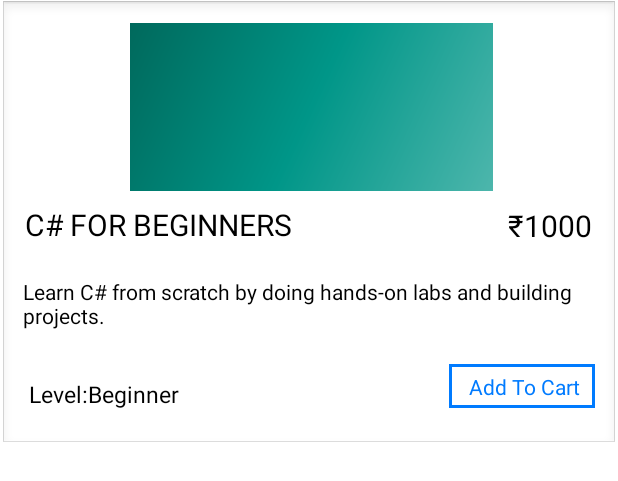
After one commit to ManiGautam/EdTechSpark, an Android app: the layout layout_course_recyclear_item.xml on its own in the app's theme, with its tools: preview values and no code run, on a phone screen of 412 x 824 dp. The commit adds this screen. Shown: the top 481 px of the screen. Run offline under Robolectric (Android 15) with nearby library versions, the phone set to English and light mode, and no system bars.

Commit message:
fixed bugs

```diff
--- a/app/build.gradle
+++ b/app/build.gradle
@@ -31,7 +31,6 @@ android {
 }
 
 dependencies{
-    implementation 'info.androidhive:fontawesome:0.0.5'
     implementation "com.squareup.okhttp3:logging-interceptor:3.9.0"
     implementation 'com.squareup.picasso:picasso:2.71828'
     implementation 'com.squareup.retrofit2:retrofit:2.9.0'
--- a/app/src/main/java/com/manijee/edtechspark/views/activities/LoginPage.java
+++ b/app/src/main/java/com/manijee/edtechspark/views/activities/LoginPage.java
@@ -131,6 +131,7 @@ public class LoginPage extends AppCompatActivity implements ValidateUserListener
     @Override
     public void onValidateUserSuccess(Response response) {
         preferenceManager.setInfo("email", validateUserResponsemodel.email);
+        preferenceManager.setInfo("id", String.valueOf(validateUserResponsemodel.id));
         preferenceManager.setInfo("name", validateUserResponsemodel.name);
         preferenceManager.setInfo("token",validateUserResponsemodel.token);
         progressBar.setVisibility(View.GONE);
--- a/app/src/main/res/drawable/border.xml
+++ b/app/src/main/res/drawable/border.xml
@@ -1,5 +1,7 @@
 <?xml version="1.0" encoding="utf-8"?>
 <shape xmlns:android="http://schemas.android.com/apk/res/android"
     android:shape="rectangle">
-    <stroke android:width="2dp" android:color="#007bff" />
+    <stroke android:width="2dp" android:color="#007bff"
+        />
+    <solid android:color="@color/white"/>
 </shape>
--- a/app/src/main/res/layout/fragment_mycourses.xml
+++ b/app/src/main/res/layout/fragment_mycourses.xml
@@ -8,10 +8,12 @@
 
 
     <androidx.recyclerview.widget.RecyclerView
+        android:id="@+id/courseviwers"
         android:layout_width="match_parent"
         android:layout_height="match_parent"
         app:layout_constraintBottom_toBottomOf="parent"
         app:layout_constraintEnd_toEndOf="parent"
         app:layout_constraintStart_toStartOf="parent"
-        app:layout_constraintTop_toTopOf="parent" />
+        app:layout_constraintTop_toTopOf="parent"
+        tools:listitem="@layout/layout_course_recyclear_item"/>
 </androidx.constraintlayout.widget.ConstraintLayout>
--- /dev/null
+++ b/app/src/main/res/layout/layout_course_recyclear_item.xml
@@ -0,0 +1,95 @@
+<?xml version="1.0" encoding="utf-8"?>
+<androidx.constraintlayout.widget.ConstraintLayout xmlns:android="http://schemas.android.com/apk/res/android"
+    xmlns:app="http://schemas.android.com/apk/res-auto"
+    xmlns:tools="http://schemas.android.com/tools"
+    android:id="@+id/recyclerCard"
+    android:layout_width="match_parent"
+    android:layout_height="300dp"
+    android:background="@android:drawable/edit_text"
+    android:padding="15dp">
+
+
+    <ImageView
+        android:id="@+id/coursepic"
+        android:layout_width="242dp"
+        android:layout_height="112dp"
+        app:layout_constraintBottom_toBottomOf="parent"
+        app:layout_constraintEnd_toEndOf="parent"
+        app:layout_constraintHorizontal_bias="0.51"
+        app:layout_constraintStart_toStartOf="parent"
+        app:layout_constraintTop_toTopOf="parent"
+        app:layout_constraintVertical_bias="0.0"
+        android:src="@drawable/side_nav_bar"/>
+
+    <TextView
+        android:id="@+id/coursename"
+        android:layout_width="wrap_content"
+        android:layout_height="wrap_content"
+        android:text="C# FOR BEGINNERS"
+        android:textColor="@color/black"
+        android:textSize="20sp"
+        app:layout_constraintBottom_toBottomOf="parent"
+        app:layout_constraintEnd_toEndOf="parent"
+        app:layout_constraintHorizontal_bias="0.007"
+        app:layout_constraintStart_toStartOf="parent"
+        app:layout_constraintTop_toBottomOf="@id/coursepic"
+        app:layout_constraintVertical_bias="0.066" />
+
+    <TextView
+        android:id="@+id/courseprice"
+        android:layout_width="wrap_content"
+        android:layout_height="wrap_content"
+        android:text="₹1000"
+        android:textColor="@color/black"
+        android:textSize="20sp"
+        app:layout_constraintBottom_toBottomOf="parent"
+        app:layout_constraintEnd_toEndOf="parent"
+        app:layout_constraintHorizontal_bias="0.993"
+        app:layout_constraintStart_toStartOf="parent"
+        app:layout_constraintTop_toTopOf="parent"
+        app:layout_constraintVertical_bias="0.501" />
+
+    <TextView
+        android:id="@+id/coursedecripstion"
+        android:layout_width="wrap_content"
+        android:layout_height="wrap_content"
+        android:text="Learn C# from scratch by doing hands-on labs and building projects."
+        android:textColor="@color/black"
+        app:layout_constraintBottom_toBottomOf="parent"
+        app:layout_constraintEnd_toEndOf="parent"
+        app:layout_constraintHorizontal_bias="0.466"
+        app:layout_constraintStart_toStartOf="parent"
+        app:layout_constraintTop_toTopOf="parent"
+        app:layout_constraintVertical_bias="0.724" />
+
+    <TextView
+        android:id="@+id/courselevel"
+        android:layout_width="wrap_content"
+        android:layout_height="wrap_content"
+        android:text="Level:Beginner"
+        android:textColor="@color/black"
+        android:textSize="15sp"
+        app:layout_constraintBottom_toBottomOf="parent"
+        app:layout_constraintEnd_toEndOf="parent"
+        app:layout_constraintHorizontal_bias="0.015"
+        app:layout_constraintStart_toStartOf="parent"
+        app:layout_constraintTop_toBottomOf="@+id/coursedecripstion"
+        app:layout_constraintVertical_bias="0.733" />
+
+    <TextView
+        android:id="@+id/courseaddtocart"
+        android:layout_width="97dp"
+        android:layout_height="29dp"
+        android:background="@drawable/border"
+        android:gravity="center"
+        android:padding="5dp"
+        android:text=" Add To Cart"
+        android:textColor="#007bff"
+        app:layout_constraintBottom_toBottomOf="parent"
+        app:layout_constraintEnd_toEndOf="parent"
+        app:layout_constraintHorizontal_bias="1.0"
+        app:layout_constraintStart_toStartOf="parent"
+        app:layout_constraintTop_toBottomOf="@+id/courseprice"
+        app:layout_constraintVertical_bias="0.858" />
+
+</androidx.constraintlayout.widget.ConstraintLayout>
--- a/app/src/main/res/values/themes.xml
+++ b/app/src/main/res/values/themes.xml
@@ -25,6 +25,11 @@
         <item name="windowActionBar">false</item>
         <item name="windowNoTitle">true</item>
     </style>
+    <style name="btnbg" parent="Widget.AppCompat.Button">
+      <item name="background">@drawable/border</item>
+       <item name="android:textColor">#007bff</item>
+    </style>
+
     <style name="Theme.EdTechSpark.AppBarOverlay" parent="ThemeOverlay.AppCompat.Dark.ActionBar" />
     <style name="Theme.EdTechSpark.PopupOverlay" parent="ThemeOverlay.AppCompat.Light" />
 
```
Also changed, not shown: app/src/main/java/com/manijee/edtechspark/repository/CourseListener.java (added, +8 -0 lines), app/src/main/java/com/manijee/edtechspark/repository/RecyclerItemOnClickListener.java (added, +8 -0 lines), app/src/main/java/com/manijee/edtechspark/views/activities/MainActivity.java (+0 -22 lines), app/src/main/java/com/manijee/edtechspark/views/activities/ui/My_Courses/CourseFragment.java (+22 -3 lines), app/src/main/java/com/manijee/edtechspark/views/activities/ui/My_Courses/CourseViewModel.java (+40 -2 lines), app/src/main/java/com/manijee/edtechspark/views/presenters/CourseAdapter.java (added, +69 -0 lines), app/src/main/java/com/manijee/edtechspark/views/presenters/SubcribedCoursePresenter.java (added, +36 -0 lines).
